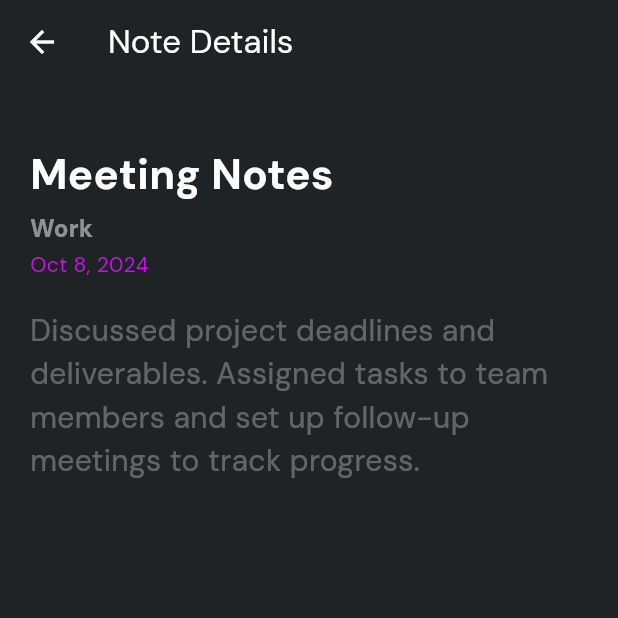
After one commit to isanka23/Todo_App_with_Go_Router_Hive_Packages, a Flutter app: the SingleNotePage screen opened directly with sample values from the repository, on a phone screen of 412 x 824 dp, the top half of it. The commit adds this screen. Run offline on Flutter 3.47's test engine with Material 3 defaults, Android fonts, the phone set to English and light mode, and no system bars; our stand-ins replace go_router, google_fonts, hive, hive_flutter; accounts and stored records are empty.

Commit message:
View a single Note Page

```diff
--- a/lib/pages/notes_by_category.dart
+++ b/lib/pages/notes_by_category.dart
@@ -112,6 +112,12 @@ class _NotesByCategoryState extends State<NotesByCategory> {
                     editNote: () async {
                       _editNote(noteList[index]);
                     },
+                    viewSingleNote: () {
+                      AppRouter.router.push(
+                        "/single-note",
+                        extra: noteList[index],
+                      );
+                    },
                   );
                 },
               ),
--- /dev/null
+++ b/lib/pages/single_note.dart
@@ -0,0 +1,73 @@
+import 'package:flutter/material.dart';
+import 'package:intl/intl.dart';
+import 'package:note_sphere_app/models/note_model.dart';
+import 'package:note_sphere_app/utils/colors.dart';
+import 'package:note_sphere_app/utils/constants.dart';
+import 'package:note_sphere_app/utils/text_styles.dart';
+
+class SingleNotePage extends StatefulWidget {
+  final Note note;
+  const SingleNotePage({
+    super.key,
+    required this.note,
+  });
+
+  @override
+  State<SingleNotePage> createState() => _SingleNotePageState();
+}
+
+class _SingleNotePageState extends State<SingleNotePage> {
+  @override
+  Widget build(BuildContext context) {
+    //formatted date
+    final formattedDate = DateFormat.yMMMd().format(widget.note.date);
+
+    return Scaffold(
+      appBar: AppBar(
+        title: const Text("Note Details"),
+      ),
+      body: Padding(
+        padding: const EdgeInsets.all(AppConstants.kDefaultPadding),
+        child: Column(
+          crossAxisAlignment: CrossAxisAlignment.start,
+          children: [
+            const SizedBox(
+              height: 20,
+            ),
+            Text(
+              widget.note.title,
+              style: AppTextStyles.appTitle,
+            ),
+            const SizedBox(
+              height: 5,
+            ),
+            Text(
+              widget.note.category,
+              style: AppTextStyles.appButton.copyWith(
+                color: AppColors.kWhiteColor.withOpacity(0.5),
+              ),
+            ),
+            const SizedBox(
+              height: 2,
+            ),
+            Text(
+              formattedDate,
+              style: AppTextStyles.appDescriptionSmallStyle.copyWith(
+                color: AppColors.kFabColor,
+              ),
+            ),
+            const SizedBox(
+              height: 20,
+            ),
+            Text(
+              widget.note.content,
+              style: AppTextStyles.appDescriptionStyle.copyWith(
+                color: AppColors.kWhiteColor.withOpacity(0.3),
+              ),
+            ),
+          ],
+        ),
+      ),
+    );
+  }
+}
--- a/lib/utils/router.dart
+++ b/lib/utils/router.dart
@@ -6,6 +6,7 @@ import 'package:note_sphere_app/pages/create_new_note.dart';
 import 'package:note_sphere_app/pages/home_page.dart';
 import 'package:note_sphere_app/pages/notes_by_category.dart';
 import 'package:note_sphere_app/pages/notes_page.dart';
+import 'package:note_sphere_app/pages/single_note.dart';
 import 'package:note_sphere_app/pages/todo_page.dart';
 import 'package:note_sphere_app/pages/update_note_page.dart';
 
@@ -66,6 +67,15 @@ class AppRouter {
           return UpdateNotePage(note: note);
         },
       ),
+      //single note
+      GoRoute(
+        name: "single note",
+        path: "/single-note",
+        builder: (context, state) {
+          final Note note = state.extra as Note;
+          return SingleNotePage(note: note);
+        },
+      )
     ],
   );
 }
--- a/lib/widgets/note_category_card.dart
+++ b/lib/widgets/note_category_card.dart
@@ -7,12 +7,14 @@ class NoteCategoryCard extends StatefulWidget {
   final String noteContent;
   final Future Function() removeNote;
   final Future Function() editNote;
+  final void Function() viewSingleNote;
   const NoteCategoryCard({
     super.key,
     required this.noteTitle,
     required this.noteContent,
     required this.removeNote,
     required this.editNote,
+    required this.viewSingleNote,
   });
 
   @override
@@ -51,6 +53,10 @@ class _NoteCategoryCardState extends State<NoteCategoryCard> {
                 ),
               ],
             ),
+            GestureDetector(
+              onTap: widget.viewSingleNote,
+              child: Column(
+                children: [
                   Text(
                     widget.noteTitle,
                     style: AppTextStyles.appSubTitle,
@@ -72,6 +78,9 @@ class _NoteCategoryCardState extends State<NoteCategoryCard> {
                 ],
               ),
             ),
+          ],
+        ),
+      ),
     );
   }
 }
--- a/pubspec.yaml
+++ b/pubspec.yaml
@@ -41,6 +41,7 @@ dependencies:
   hive_flutter: ^1.1.0
   uuid: ^4.5.0
   awesome_dialog: ^3.2.1
+  intl: ^0.19.0
 
 
 dev_dependencies:
```
Also changed, not shown: pubspec.lock. Lines whose indentation alone changed are shown as unchanged.
